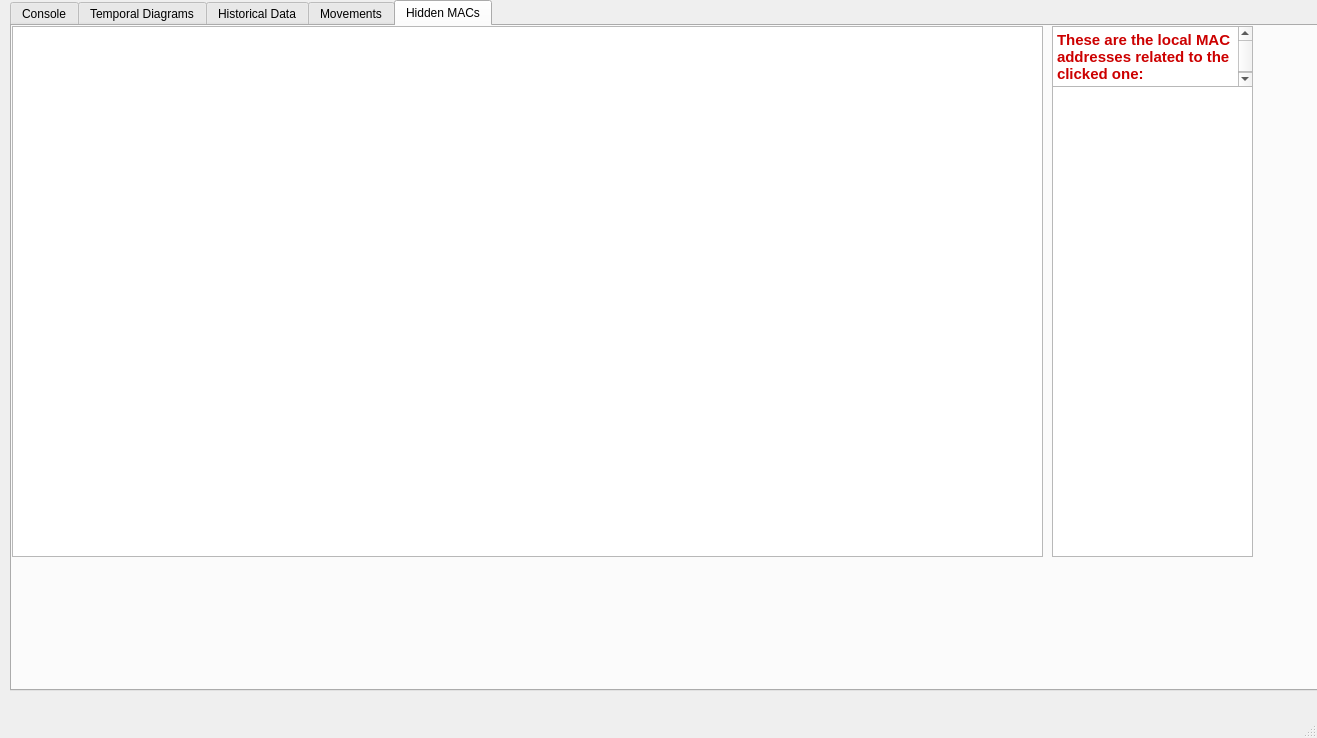
Qt form mainwindow.ui (Marlowess/PRTS-ESP32-server) before a commit.
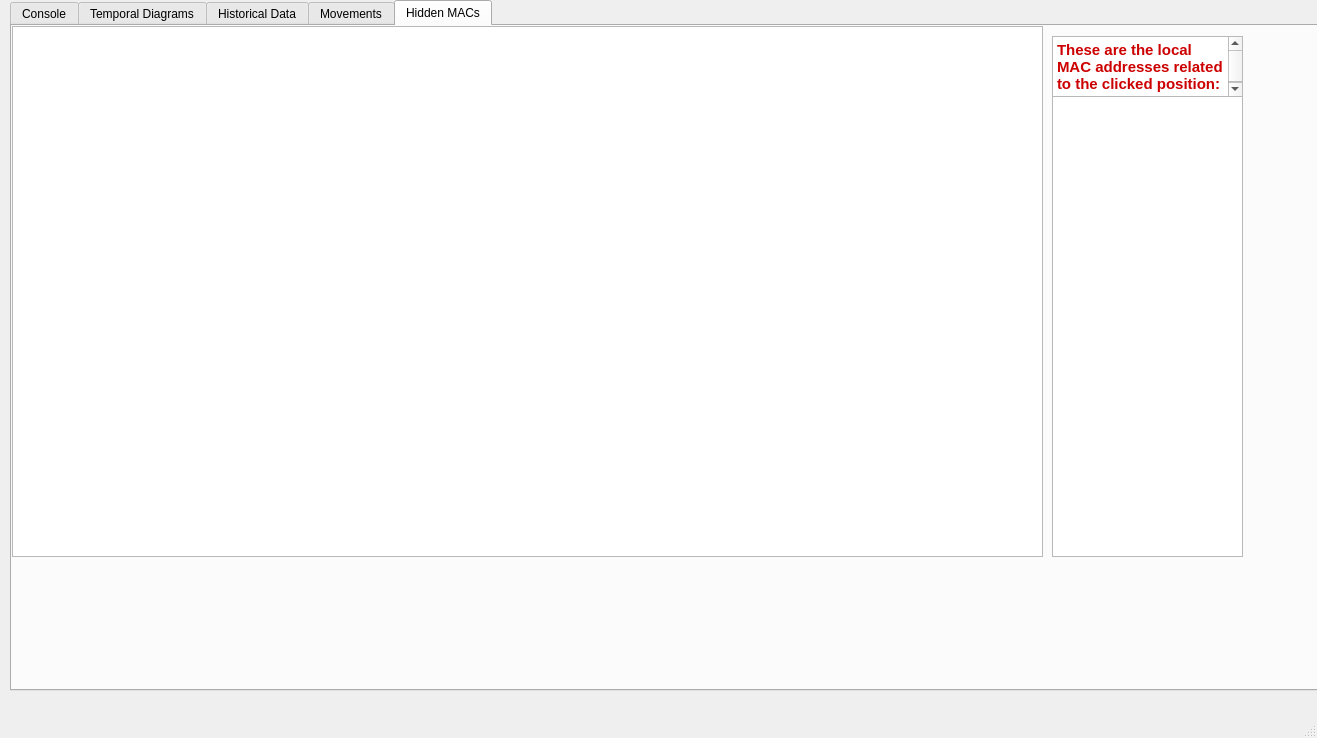
The same form after that commit. The open tabs and pages were chosen to show the change. Icons and pictures are not drawn. Custom widgets are drawn as their Qt base class.

```diff
--- a/mainwindow.ui
+++ b/mainwindow.ui
@@ -1122,8 +1122,8 @@
       <property name="geometry">
        <rect>
         <x>1040</x>
-        <y>0</y>
-        <width>201</width>
+        <y>10</y>
+        <width>191</width>
         <height>61</height>
        </rect>
       </property>
@@ -1132,18 +1132,32 @@
 &lt;html&gt;&lt;head&gt;&lt;meta name=&quot;qrichtext&quot; content=&quot;1&quot; /&gt;&lt;style type=&quot;text/css&quot;&gt;
 p, li { white-space: pre-wrap; }
 &lt;/style&gt;&lt;/head&gt;&lt;body style=&quot; font-family:'Ubuntu'; font-size:11pt; font-weight:400; font-style:normal;&quot;&gt;
-&lt;p style=&quot; margin-top:0px; margin-bottom:0px; margin-left:0px; margin-right:0px; -qt-block-indent:0; text-indent:0px;&quot;&gt;&lt;span style=&quot; font-weight:600; color:#cc0000;&quot;&gt;These are the local MAC addresses related to the clicked one:&lt;/span&gt;&lt;/p&gt;&lt;/body&gt;&lt;/html&gt;</string>
+&lt;p style=&quot; margin-top:0px; margin-bottom:0px; margin-left:0px; margin-right:0px; -qt-block-indent:0; text-indent:0px;&quot;&gt;&lt;span style=&quot; font-weight:600; color:#cc0000;&quot;&gt;These are the local MAC addresses related to the clicked position:&lt;/span&gt;&lt;/p&gt;&lt;/body&gt;&lt;/html&gt;</string>
       </property>
      </widget>
-     <widget class="QTextBrowser" name="textBrowser_2">
+     <widget class="QTextEdit" name="textEdit">
       <property name="geometry">
        <rect>
         <x>1040</x>
-        <y>60</y>
-        <width>201</width>
-        <height>471</height>
+        <y>70</y>
+        <width>191</width>
+        <height>461</height>
        </rect>
       </property>
+      <property name="font">
+       <font>
+        <family>Tlwg Typewriter</family>
+        <weight>75</weight>
+        <bold>true</bold>
+       </font>
+      </property>
+      <property name="html">
+       <string>&lt;!DOCTYPE HTML PUBLIC &quot;-//W3C//DTD HTML 4.0//EN&quot; &quot;http://www.w3.org/TR/REC-html40/strict.dtd&quot;&gt;
+&lt;html&gt;&lt;head&gt;&lt;meta name=&quot;qrichtext&quot; content=&quot;1&quot; /&gt;&lt;style type=&quot;text/css&quot;&gt;
+p, li { white-space: pre-wrap; }
+&lt;/style&gt;&lt;/head&gt;&lt;body style=&quot; font-family:'Tlwg Typewriter'; font-size:11pt; font-weight:600; font-style:normal;&quot;&gt;
+&lt;p align=&quot;center&quot; style=&quot;-qt-paragraph-type:empty; margin-top:0px; margin-bottom:0px; margin-left:0px; margin-right:0px; -qt-block-indent:0; text-indent:0px;&quot;&gt;&lt;br /&gt;&lt;/p&gt;&lt;/body&gt;&lt;/html&gt;</string>
+      </property>
      </widget>
     </widget>
    </widget>
```
Left out of the diff: 2 changed lines with no effect on the pictures.
